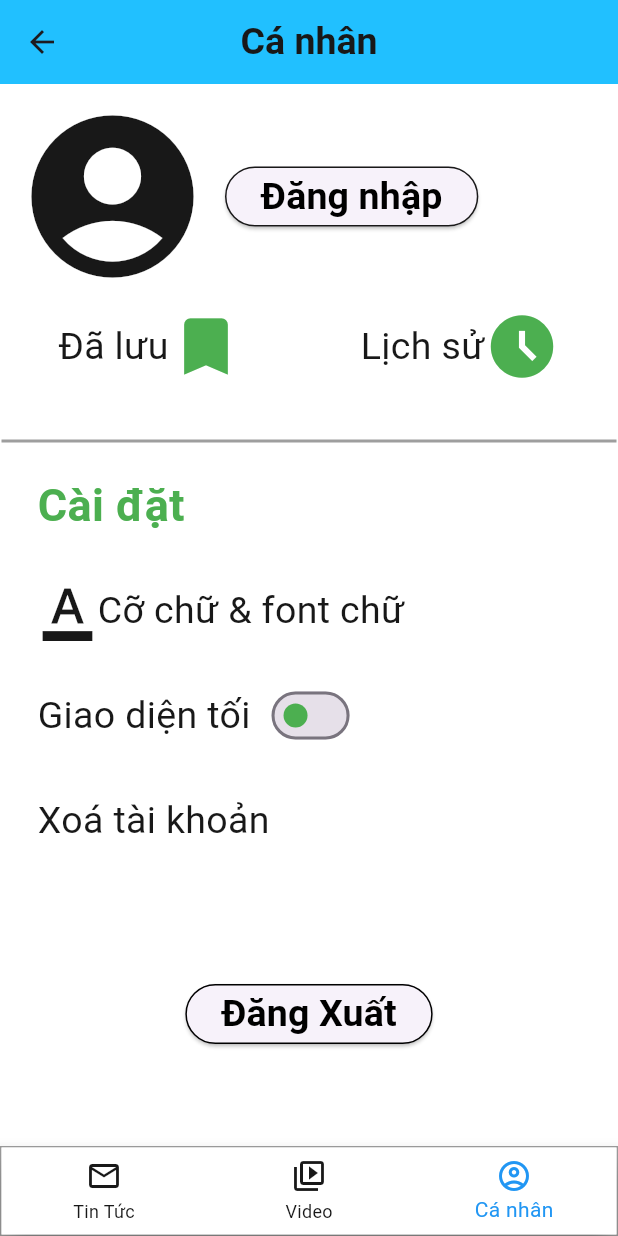
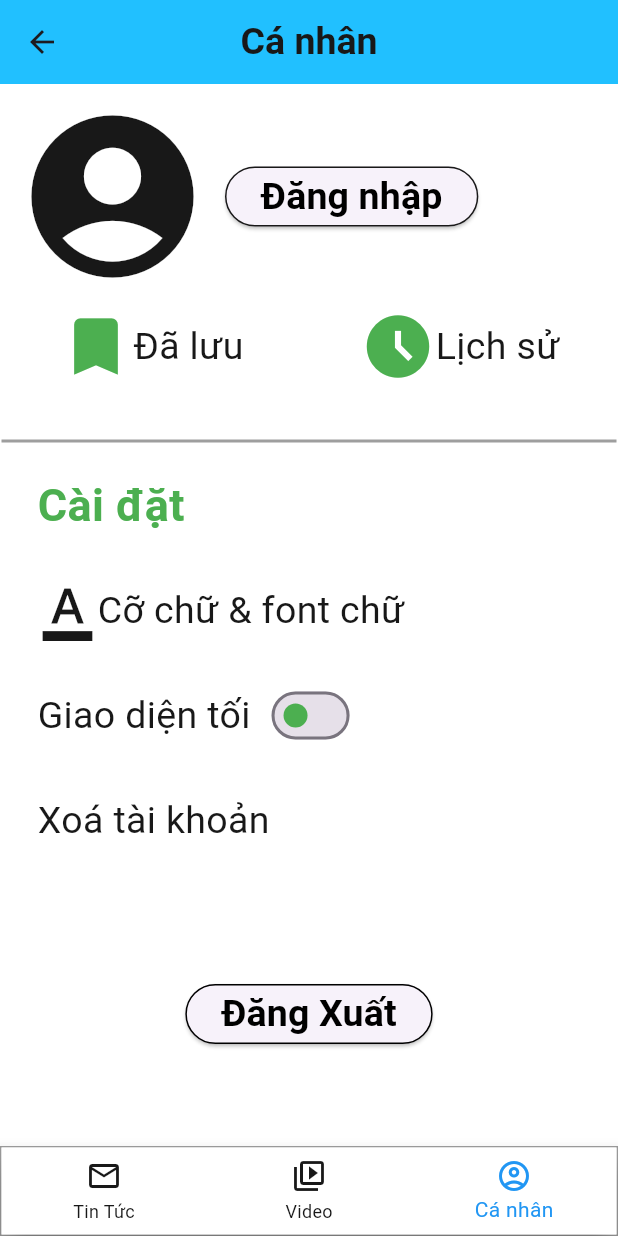
Before and after one commit to nhattruonghaki/DoAnTinTuc, a Flutter app: the CaNhan screen opened by its route, on a phone screen of 412 x 824 dp. Run offline on Flutter 3.47's test engine with Material 3 defaults, Android fonts, the phone set to English and light mode, and no system bars.

Commit message:
Sửa lại vị trí của icon và text trangCaNhan, sửa lại kích cỡ icon trang DaLuu và trang LichSu

```diff
--- a/itnew/lib/Views/DaLuu.dart
+++ b/itnew/lib/Views/DaLuu.dart
@@ -23,7 +23,7 @@ class _DaLuuState extends State<DaLuu> {
               iconTheme: IconThemeData(color: Colors.black),
               actions: [
                 IconButton(onPressed: (){},
-                          icon: Icon(Icons.delete,color: Colors.black,))
+                          icon: Icon(Icons.delete,color: Colors.black,size: 40,))
               ],),
     );
   }
--- a/itnew/lib/Views/LichSu.dart
+++ b/itnew/lib/Views/LichSu.dart
@@ -23,7 +23,7 @@ class _LichSuState extends State<LichSu> {
               iconTheme: IconThemeData(color: Colors.black),
               actions: [
                 IconButton(onPressed: (){},
-                          icon: Icon(Icons.delete,color: Colors.black,))
+                          icon: Icon(Icons.delete,color: Colors.black,size: 40))
               ],),
     );
   }
--- a/itnew/lib/Views/TrangCaNhan.dart
+++ b/itnew/lib/Views/TrangCaNhan.dart
@@ -78,15 +78,15 @@ class _CaNhanState extends State<CaNhan>{
                   },
                   child: Row(
                     children: [
-                      Text(
-                        'Đã lưu',
-                        style: TextStyle(fontSize: 25, color: textColor),
-                      ),
                       Icon(
                         Icons
                             .bookmark, // ------------------------------------------------- LƯU TIN TỨC --------------------------------
                         color: Colors.green,
                         size: 50,
+                      ),
+                      Text(
+                        'Đã lưu',
+                        style: TextStyle(fontSize: 25, color: textColor),
                       ),
                     ],
                   ),
@@ -98,15 +98,15 @@ class _CaNhanState extends State<CaNhan>{
                   },
                   child: Row(
                     children: [
-                      Text(
-                        'Lịch sử',
-                        style: TextStyle(fontSize: 25, color: textColor),
-                      ),
                       Icon(
                         Icons
                             .access_time_filled, // ---------------------------------------- LỊCH SỬ --------------------------------
                         color: Colors.green,
                         size: 50,
+                      ),
+                      Text(
+                        'Lịch sử',
+                        style: TextStyle(fontSize: 25, color: textColor),
                       ),
                     ],
                   ),
```
